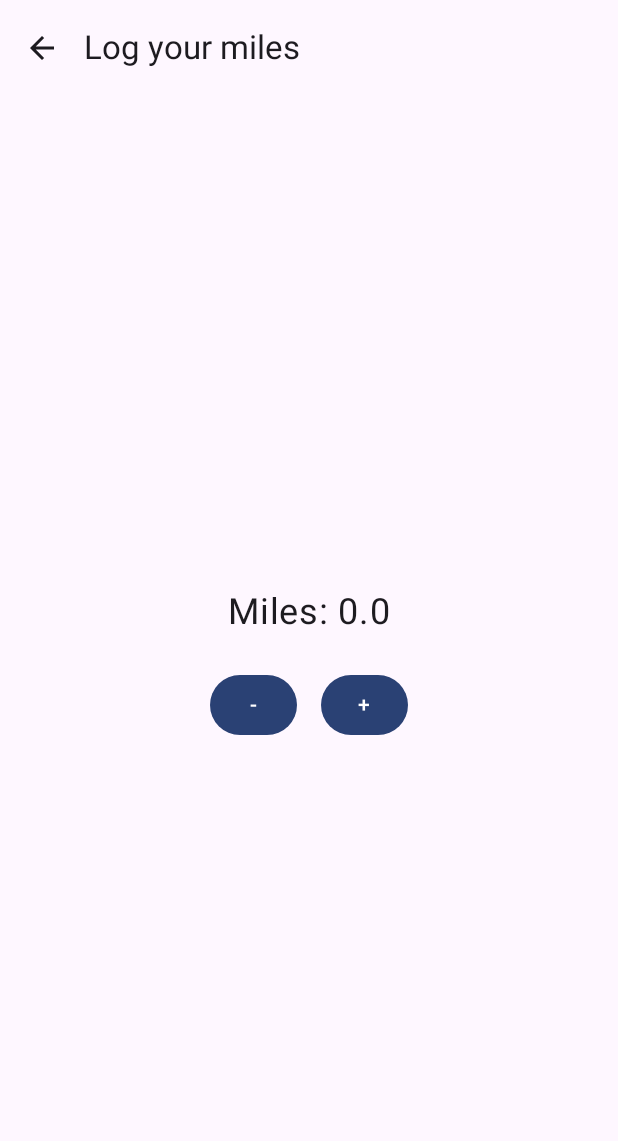
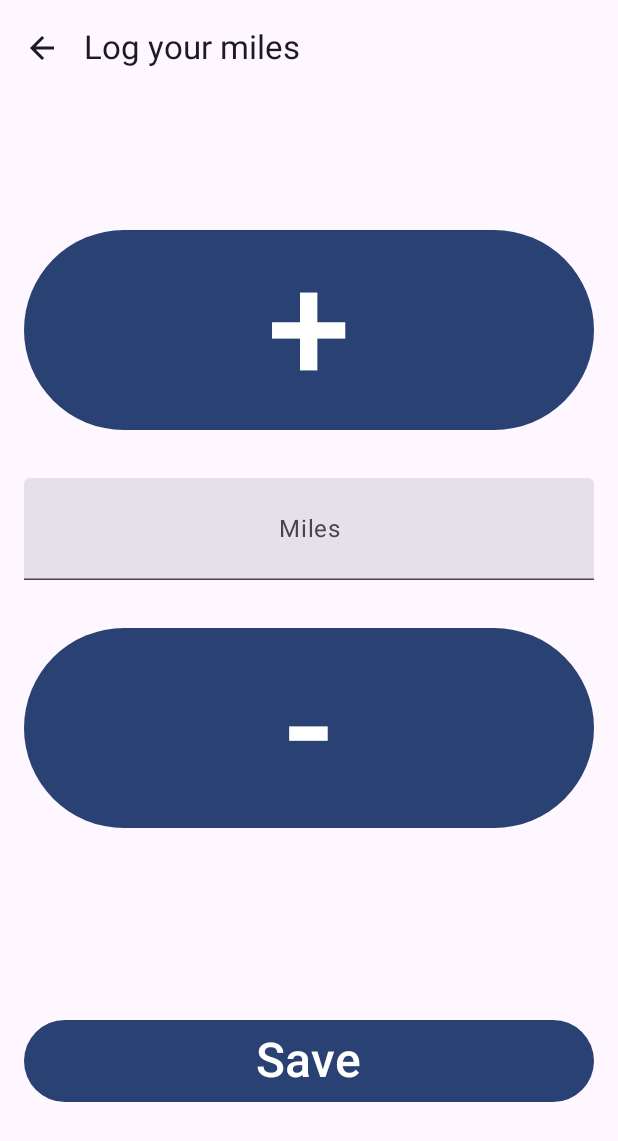
Before and after one commit to 3XAY/CycleMech, an Android app built with Jetpack Compose: the MilesScreen screen opened through its navigation route, on a phone screen of 412 x 824 dp. Shown: the top 1141 px of the screen. Run offline under Robolectric (Android 15) with nearby library versions, the phone set to English and light mode, and no system bars.

Commit message:
Add home screen + build apk

```diff
--- a/Android Project/app/src/main/java/com/xyzian/cyclemech/MainActivity.kt
+++ b/Android Project/app/src/main/java/com/xyzian/cyclemech/MainActivity.kt
@@ -20,8 +20,21 @@ import androidx.compose.runtime.Composable
 import androidx.compose.ui.Modifier
 import androidx.compose.ui.tooling.preview.Preview
 import androidx.activity.compose.setContent
+import androidx.compose.foundation.layout.Column
+import androidx.compose.foundation.layout.fillMaxSize
+import androidx.compose.foundation.layout.height
+import androidx.compose.foundation.layout.offset
+import androidx.compose.foundation.shape.RoundedCornerShape
 import androidx.compose.material3.MaterialTheme
+import androidx.compose.runtime.getValue
+import androidx.compose.runtime.mutableStateOf
+import androidx.compose.runtime.remember
+import androidx.compose.runtime.setValue
+import androidx.compose.ui.Alignment
+import androidx.compose.ui.platform.LocalContext
+import androidx.compose.ui.text.style.TextAlign
 import androidx.compose.ui.unit.dp
+import androidx.compose.ui.unit.sp
 import androidx.navigation.NavController
 import androidx.navigation.NavType
 import androidx.navigation.compose.NavHost
@@ -64,18 +77,22 @@ class MainActivity : ComponentActivity() {
 @OptIn(ExperimentalMaterial3Api::class) //Enables experimental features
 @Composable
 fun HomeScreen(navController: NavController) {
+    val context = LocalContext.current
+    val prefsManager = remember {SharedPreferencesManager(context)} //Remember makes it so that instances of the data managers aren't recreated on every recomposition
+    var miles by remember { mutableStateOf(prefsManager.getMiles()) } //mutableStateOf makes it so that when the value changes, it recomposes the screen
+
     Scaffold( //A basic pre-made layout that gives you a structure with a top and bottom bar
         topBar = {
             TopAppBar( //The top bar contains things like the back button or a settings icon (In this case, the settings icon)
-                title = { Text("CycleMech") },
-                navigationIcon = { //Allows you to have an icon on the left hand side of the screen
+                title = { Text("") },
+                /*navigationIcon = { //Allows you to have an icon on the left hand side of the screen
                     IconButton(onClick = { /* TODO: Navigate to settings screen */ }) {
                         Icon(
                             imageVector = Icons.Default.Settings,
                             contentDescription = "Settings Icon"
                         )
                     }
-                }
+                }*/
             )
         },
         bottomBar = {
@@ -86,24 +103,46 @@ fun HomeScreen(navController: NavController) {
                 ) {
                     Button(
                         onClick = { navController.navigate("parts_screen") },
-                        modifier = Modifier.weight(1f)
+                        shape = RoundedCornerShape(12.dp),
+                        modifier = Modifier
+                            .weight(1f)
+                            .height(65.dp)
                     ) {
-                        Text("Parts List")
+                        Text("Parts List", fontSize = 32.sp)
                     }
-                    Button(
+                    /*Button(
                         onClick = { navController.navigate("miles_screen") },
                         modifier = Modifier.weight(1f)
                     ) {
                         Text("Add Miles")
-                    }
+                    }*/
                 }
             }
         }
     ) { paddingValues -> //Used to ensure that the content doesn't overlap the top/bottom bars, contains the main content of the screen (in between the bars)
-        Text(
-            text = "Welcome to CycleMech",
-            modifier = Modifier.padding(paddingValues)
-        )
+        Column(
+            modifier = Modifier
+                .fillMaxSize()
+                .padding(paddingValues)
+                .padding(16.dp),
+            horizontalAlignment = Alignment.CenterHorizontally,
+            verticalArrangement = Arrangement.Center
+        ){
+            Text(
+                text = "Miles: $miles",
+                fontSize = 54.sp,
+                modifier = Modifier.padding(bottom = 24.dp)
+            )
+            Button(
+                onClick = { navController.navigate("miles_screen") },
+                shape = RoundedCornerShape(12.dp),
+                modifier = Modifier
+                    .height(60.dp)
+                    .offset(y = 25.dp)
+            ) {
+                Text("Add Miles", fontSize = 32.sp, textAlign = TextAlign.Center)
+            }
+        }
     }
 }
 
--- a/Android Project/app/src/main/java/com/xyzian/cyclemech/MilesScreen.kt
+++ b/Android Project/app/src/main/java/com/xyzian/cyclemech/MilesScreen.kt
@@ -1,21 +1,28 @@
 package com.xyzian.cyclemech
 
+import android.view.RoundedCorner
 import androidx.compose.foundation.layout.Arrangement
 import androidx.compose.foundation.layout.Column
 import androidx.compose.foundation.layout.Row
 import androidx.compose.foundation.layout.fillMaxSize
 import androidx.compose.foundation.layout.fillMaxWidth
+import androidx.compose.foundation.layout.offset
 import androidx.compose.foundation.layout.padding
+import androidx.compose.foundation.shape.RoundedCornerShape
+import androidx.compose.foundation.text.KeyboardOptions
 import androidx.compose.material.icons.Icons
 import androidx.compose.material.icons.automirrored.filled.ArrowBack
 import androidx.compose.material3.Button
 import androidx.compose.material3.ExperimentalMaterial3Api
 import androidx.compose.material3.Icon
 import androidx.compose.material3.IconButton
+import androidx.compose.material3.LocalTextStyle
 import androidx.compose.material3.Scaffold
 import androidx.compose.material3.Text
+import androidx.compose.material3.TextField
 import androidx.compose.material3.TopAppBar
 import androidx.compose.runtime.Composable
+import androidx.compose.runtime.LaunchedEffect
 import androidx.compose.runtime.getValue
 import androidx.compose.runtime.remember
 import androidx.compose.runtime.mutableStateOf
@@ -23,6 +30,8 @@ import androidx.compose.runtime.setValue
 import androidx.compose.ui.Alignment
 import androidx.compose.ui.Modifier
 import androidx.compose.ui.platform.LocalContext
+import androidx.compose.ui.text.input.KeyboardType
+import androidx.compose.ui.text.style.TextAlign
 import androidx.compose.ui.tooling.preview.Preview
 import androidx.compose.ui.unit.dp
 import androidx.compose.ui.unit.sp
@@ -37,6 +46,9 @@ fun MilesScreen(navController: NavController){
     val prefsManager = remember {SharedPreferencesManager(context)} //Remember makes it so that instances of the data managers aren't recreated on every recomposition
     val partsRepository = remember {PartsRepository(context)}
     var miles by remember {mutableStateOf(prefsManager.getMiles())} //mutableStateOf makes it so that when the value changes, it recomposes the screen
+    var inputMiles by remember {mutableStateOf("")} //For the text input
+
+    LaunchedEffect(inputMiles){} //This makes sure the TextField always shows the current value of inputMiles
 
     Scaffold(
         topBar = {
@@ -47,8 +59,10 @@ fun MilesScreen(navController: NavController){
                         Icon(
                             imageVector = Icons.AutoMirrored.Filled.ArrowBack,
                             contentDescription = "Back"
-            )}
-           })
+                            )
+                    }
+                }
+            )
         }
     ) {
         paddingValues ->
@@ -60,50 +74,64 @@ fun MilesScreen(navController: NavController){
             horizontalAlignment = Alignment.CenterHorizontally,
             verticalArrangement = Arrangement.Center
         ) {
-            Text(
-                text = "Miles: $miles",
-                fontSize = 24.sp,
-                modifier = Modifier.padding(bottom = 24.dp)
+            Button( //Does the same as removing miles
+                shape = RoundedCornerShape(100.dp),
+                modifier = Modifier.fillMaxWidth(),
+                onClick = {
+                   val currentInput = inputMiles.toFloatOrNull() ?: 0.0F
+                   inputMiles = (currentInput + 0.5F).toString()
+                }
+            ) {
+                Text(text = "+", fontSize = 100.sp)
+            }
+            TextField( //Allows people to type their mile changes in instead of having to click
+                value = inputMiles,
+                onValueChange = {newValue ->
+                    inputMiles = newValue
+                },
+                label = {Text("Miles", modifier = Modifier.fillMaxWidth(), textAlign = TextAlign.Center)},
+                keyboardOptions = KeyboardOptions(keyboardType = KeyboardType.Number),
+                modifier = Modifier
+                    .padding(top = 32.dp)
+                    .padding(bottom = 32.dp)
+                    .fillMaxWidth(),
+                singleLine = true,
+                textStyle = LocalTextStyle.current.copy(fontSize = 30.sp, textAlign = TextAlign.Center)
             )
+            Button(
+                shape = RoundedCornerShape(100.dp),
+                modifier = Modifier.fillMaxWidth(),
+                onClick = {
+                    val currentInput = inputMiles.toFloatOrNull() ?: 0.0F
+                    inputMiles = (currentInput - 0.5F).toString()
+                }
+            ) {
+                Text(text = "-", fontSize = 100.sp)
+              }
+            Button( //Save button
+                modifier = Modifier
+                    .fillMaxWidth()
+                    .padding(top = 128.dp),
+                onClick = {
+                    val milesToAdd = inputMiles.toFloatOrNull() ?: 0.0F
+                    miles += milesToAdd
 
-            Row(
-                horizontalArrangement = Arrangement.spacedBy(16.dp)
-            ) {
-                Button(
-                    onClick = {
-                        if(miles > 0.0F){
-                            miles-=0.5F
-                            prefsManager.setMiles(miles) //Updated the miles and saved it to SharedPreferences (storage)
+                    if (miles < 0.0F) {
+                        miles = 0.0F
+                    }
 
-                            val currentParts = partsRepository.loadParts() // Updates and saves the individual parts' miles
-                            val updatedParts = currentParts.map{ part ->
+                    prefsManager.setMiles(miles)
+                    val currentParts = partsRepository.loadParts()
+                    val updatedParts = currentParts.map { part ->
                         part.copy(
-                                    miles = if(miles - part.startMiles >= 0.0F) miles - part.startMiles else 0.0F
+                            miles = miles - part.startMiles
                         )
                     }
                     partsRepository.saveParts(updatedParts)
-                        }
-                        else{
-                            miles = 0.0F
-                            prefsManager.setMiles(miles)
-                        }
+                    navController.popBackStack()
                 }
             ) {
-                    Text(text = "-")
-                }
-                Button( //Does the same as removing miles
-                    onClick = {
-                        miles+=0.5F
-                        prefsManager.setMiles(miles)
-                        val currentParts = partsRepository.loadParts()
-                        val updatedParts = currentParts.map{ part ->
-                            part.copy(miles = miles - part.startMiles)
-                        }
-                        partsRepository.saveParts(updatedParts)
-                    }
-                ) {
-                    Text(text = "+")
-                }
+                Text(text = "Save", fontSize = 32.sp)
             }
         }
     }
```
Also changed, not shown: 1 other file. Lines whose indentation alone changed are shown as unchanged.
